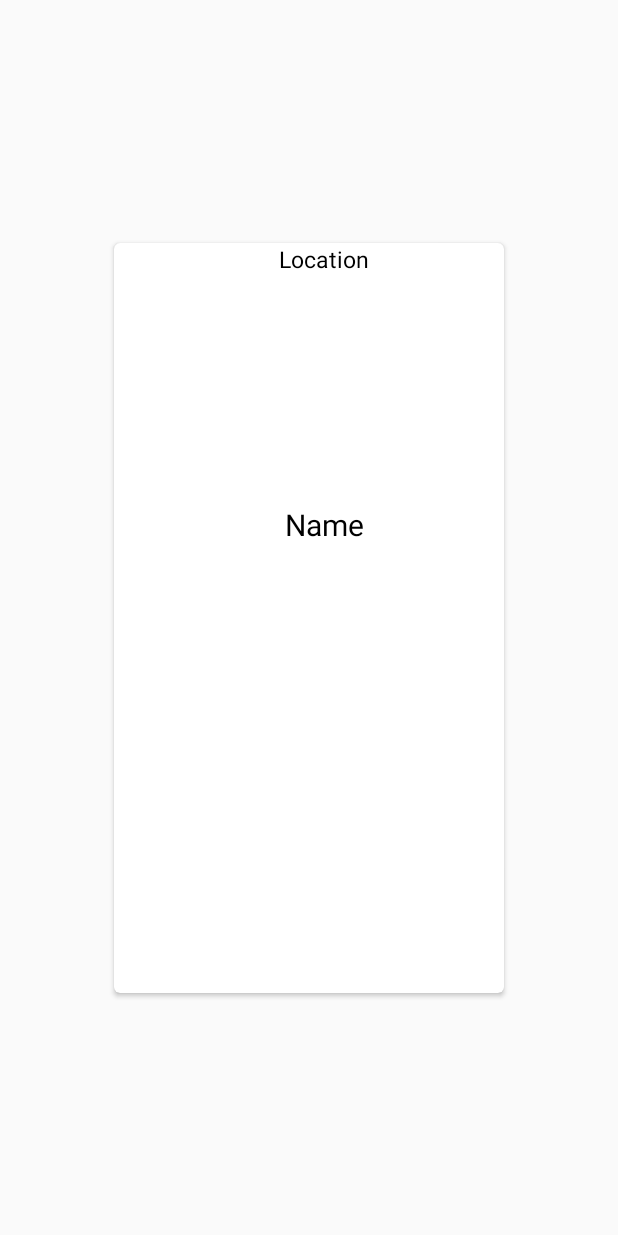
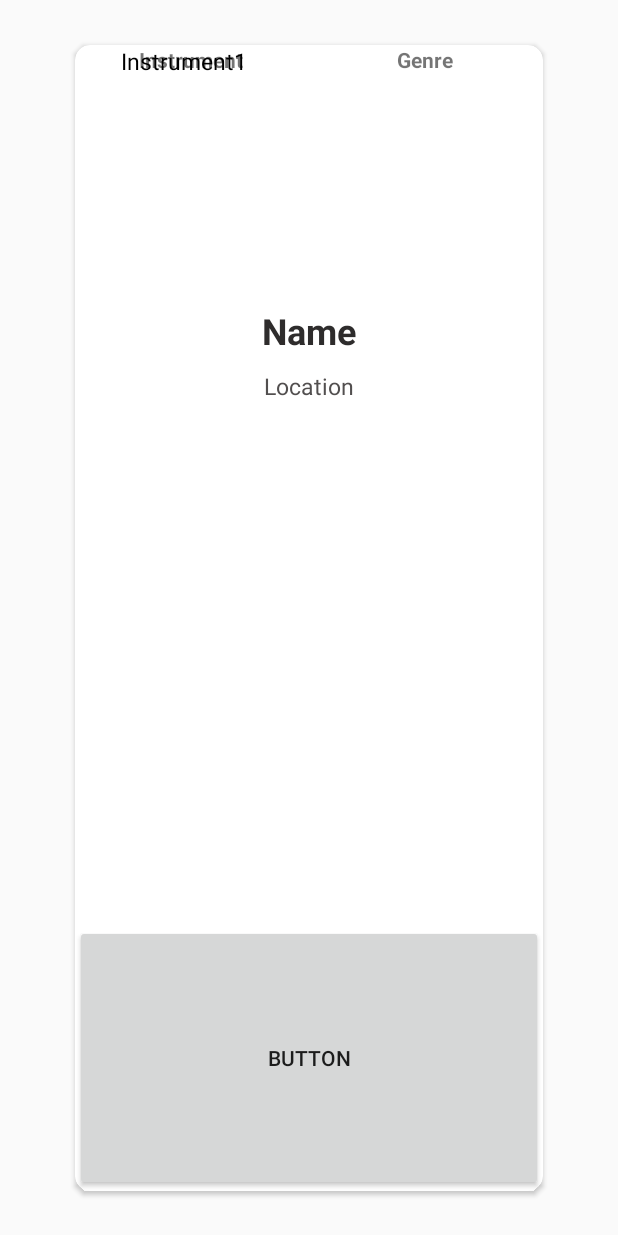
Before and after one commit to Oliverac28/FindMyBand, an Android app: the layout item.xml on its own in the app's theme, with its tools: preview values and no code run, on a phone screen of 412 x 824 dp. Run offline under Robolectric (Android 15) with nearby library versions, the phone set to English and light mode, and no system bars.

Commit message:
Fixed layout

```diff
--- a/app/src/main/res/layout/item.xml
+++ b/app/src/main/res/layout/item.xml
@@ -2,8 +2,8 @@
 <LinearLayout xmlns:android="http://schemas.android.com/apk/res/android"
     xmlns:app="http://schemas.android.com/apk/res-auto"
     xmlns:tools="http://schemas.android.com/tools"
-    android:layout_width="wrap_content"
-    android:layout_height="wrap_content"
+    android:layout_width="match_parent"
+    android:layout_height="match_parent"
     android:layout_gravity="center"
     android:clipToPadding="false"
     android:orientation="vertical"
@@ -15,19 +15,21 @@
 
     <androidx.cardview.widget.CardView
         android:id="@+id/cardView"
-        android:layout_width="260dp"
-        android:layout_height="500dp"
+        android:layout_width="match_parent"
+        android:layout_height="match_parent"
         android:layout_gravity="center"
-        android:elevation="2dp"
-        app:cardCornerRadius="4dp">
+        android:layout_margin="10dp"
+        android:layout_marginTop="20dp"
+        android:layout_marginBottom="20dp"
+        android:elevation="5dp"
+        app:cardCornerRadius="10dp">
 
         <androidx.constraintlayout.widget.ConstraintLayout
             android:layout_width="match_parent"
             android:layout_height="match_parent"
             android:layout_gravity="bottom"
             android:gravity="center"
-            android:orientation="vertical"
-            android:paddingLeft="20dp">
+            android:orientation="vertical">
 
             <ImageView
                 android:id="@+id/image"
@@ -46,8 +48,9 @@
                 android:layout_height="wrap_content"
                 android:text="@string/name"
                 android:textAlignment="center"
-                android:textColor="@android:color/black"
-                android:textSize="20sp"
+                android:textColor="#2E2C2C"
+                android:textSize="24sp"
+                android:textStyle="bold"
                 app:layout_constraintEnd_toEndOf="parent"
                 app:layout_constraintStart_toStartOf="parent"
                 app:layout_constraintTop_toTopOf="@+id/guideline5" />
@@ -57,24 +60,27 @@
                 android:id="@+id/location"
                 android:layout_width="wrap_content"
                 android:layout_height="wrap_content"
+                android:layout_marginTop="10dp"
                 android:text="@string/location"
                 android:textAlignment="center"
-                android:textColor="@android:color/black"
+                android:textColor="#524F4F"
                 android:textSize="15sp"
                 app:layout_constraintEnd_toEndOf="parent"
                 app:layout_constraintStart_toStartOf="parent"
-                tools:layout_editor_absoluteY="218dp" />
+                app:layout_constraintTop_toBottomOf="@id/name" />
+
 
             <TextView
                 android:id="@+id/primaryInstrument"
-                android:layout_width="match_parent"
-                android:layout_height="match_parent"
+                android:layout_width="wrap_content"
+                android:layout_height="wrap_content"
                 android:paddingEnd="10sp"
+                android:text="Instrument1"
                 android:textColor="@android:color/black"
                 android:textSize="15sp"
-                app:layout_constraintEnd_toEndOf="parent"
+                app:layout_constraintEnd_toStartOf="@+id/guideline7"
                 app:layout_constraintStart_toStartOf="parent"
-                app:layout_constraintTop_toTopOf="@+id/lName" />
+                tools:layout_editor_absoluteY="334dp" />
 
             <TextView
                 android:id="@+id/secondaryInstrument"
@@ -125,11 +131,22 @@
                 android:id="@+id/bio"
                 android:layout_width="match_parent"
                 android:layout_height="match_parent"
-                android:textColor="@android:color/black"
+                android:textColor="#C66D6666"
                 android:textSize="15sp"
                 app:layout_constraintBottom_toBottomOf="parent"
                 app:layout_constraintEnd_toEndOf="parent"
+                app:layout_constraintHorizontal_bias="0.0"
                 app:layout_constraintStart_toStartOf="parent" />
+
+            <TextView
+                android:id="@+id/textView4"
+                android:layout_width="wrap_content"
+                android:layout_height="wrap_content"
+                android:text="Genre"
+                android:textStyle="bold"
+                app:layout_constraintEnd_toEndOf="parent"
+                app:layout_constraintStart_toStartOf="@+id/guideline7"
+                tools:layout_editor_absoluteY="283dp" />
 
             <androidx.constraintlayout.widget.Guideline
                 android:id="@+id/guideline5"
@@ -143,7 +160,38 @@
                 android:layout_width="wrap_content"
                 android:layout_height="wrap_content"
                 android:orientation="horizontal"
-                app:layout_constraintGuide_begin="355dp" />
+                app:layout_constraintGuide_begin="587dp" />
+
+            <androidx.constraintlayout.widget.Guideline
+                android:id="@+id/guideline7"
+                android:layout_width="wrap_content"
+                android:layout_height="wrap_content"
+                android:orientation="vertical"
+                app:layout_constraintEnd_toEndOf="parent"
+                app:layout_constraintGuide_begin="155dp"
+                app:layout_constraintHorizontal_bias="0.5"
+                app:layout_constraintStart_toStartOf="parent" />
+
+            <TextView
+                android:id="@+id/textView3"
+                android:layout_width="wrap_content"
+                android:layout_height="wrap_content"
+                android:text="Instrument"
+                android:textStyle="bold"
+                app:layout_constraintEnd_toStartOf="@+id/guideline7"
+                app:layout_constraintStart_toStartOf="parent"
+                tools:layout_editor_absoluteY="283dp" />
+
+            <Button
+                android:id="@+id/messageBtn"
+                android:layout_width="0dp"
+                android:layout_height="0dp"
+                android:text="Button"
+                app:layout_constraintBottom_toBottomOf="@+id/secondaryInstrument"
+                app:layout_constraintEnd_toEndOf="parent"
+                app:layout_constraintStart_toStartOf="parent"
+                app:layout_constraintTop_toTopOf="@+id/guideline6" />
+
         </androidx.constraintlayout.widget.ConstraintLayout>
 
 
```
